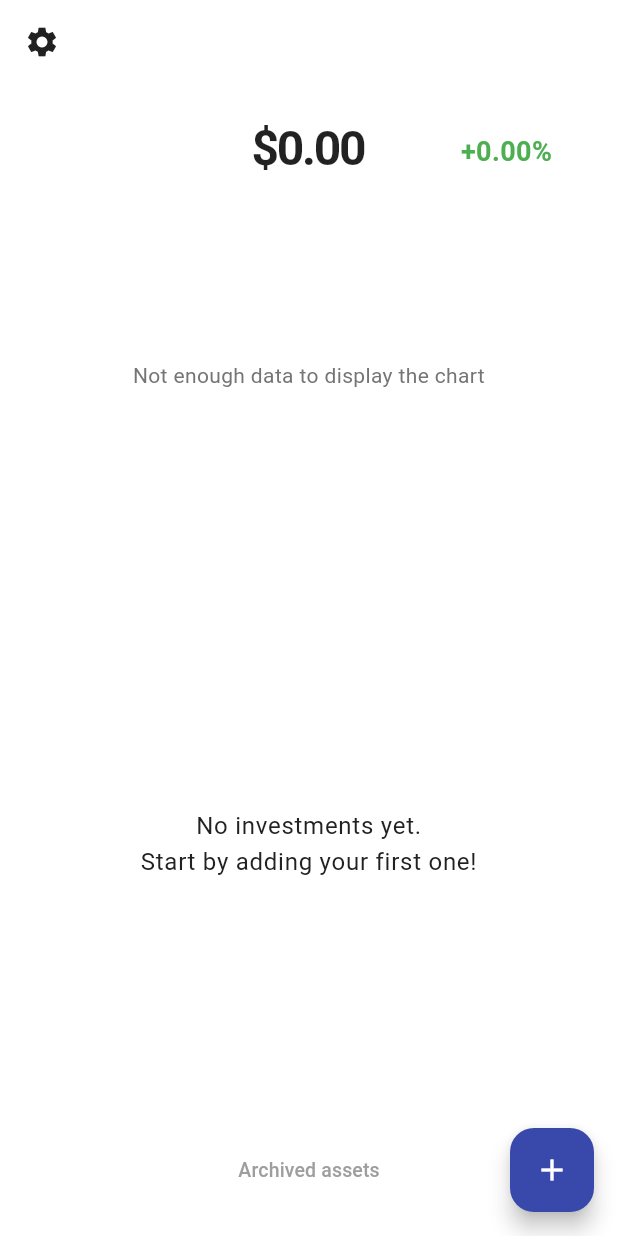
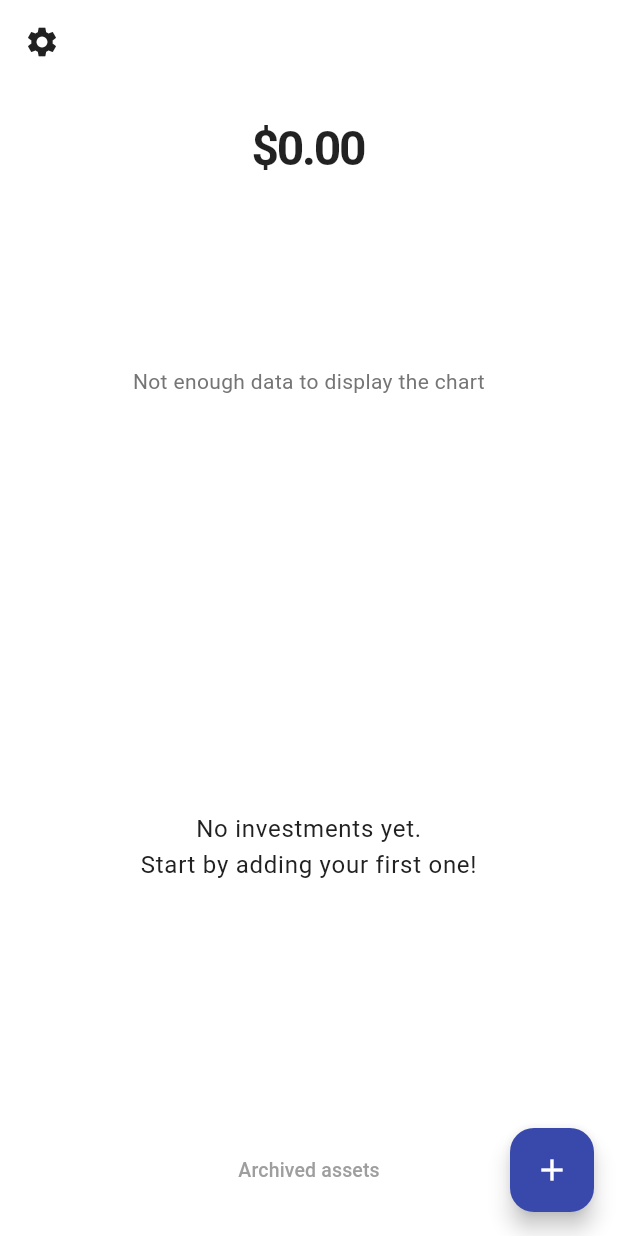
Before and after one commit to GoldLettuce/Lumina, a Flutter app: the screen it shows after launch, on a phone screen of 412 x 824 dp. Run offline on Flutter 3.47's test engine with Material 3 defaults, Android fonts, the phone set to English and light mode, and no system bars; our stand-ins replace fl_chart, hive, hive_flutter, permission_handler, shared_preferences; accounts and stored records are empty; network calls fail.

Commit message:
refactor de pintado de valor actual y % de ganancia

```diff
--- a/lib/ui/screens/portfolio_screen.dart
+++ b/lib/ui/screens/portfolio_screen.dart
@@ -1,5 +1,6 @@
 // lib/ui/screens/portfolio_screen.dart
 
+import 'dart:ui' as ui;
 import 'package:flutter/material.dart';
 import 'package:provider/provider.dart';
 import 'package:intl/intl.dart';
@@ -66,20 +67,72 @@ class PortfolioSummaryMinimal extends StatelessWidget {
     return Column(
       mainAxisSize: MainAxisSize.min,
       children: [
-        SizedBox(
-          height: 42,
-          width: double.infinity,
-          child: Stack(
-            alignment: Alignment.center,
-            children: [
-              Text(valorText, style: valorStyle),
-              Positioned(
-                right: 24,
-                bottom: 4,
-                child: Text(percentText, style: percentStyle),
-              ),
-            ],
-          ),
+        LayoutBuilder(
+          builder: (context, constraints) {
+            // -------- 1) Medimos los textos --------
+            final valuePainter = TextPainter(
+              text: TextSpan(text: valorText, style: valorStyle),
+              textDirection: ui.TextDirection.ltr,
+            )..layout(maxWidth: constraints.maxWidth);
+
+            final hasPct = percentText != null && percentText != '+0.00%';
+
+            final pctPainter = hasPct
+                ? (TextPainter(
+                    text: TextSpan(text: percentText, style: percentStyle),
+                    textDirection: ui.TextDirection.ltr,
+                  )..layout())
+                : null;
+
+            const gap = 12.0; // separación mínima entre valor y %
+            final comboWidth = hasPct
+                ? valuePainter.width + gap + pctPainter!.width
+                : valuePainter.width;
+
+            final fitsHorizontally = hasPct
+                ? comboWidth < constraints.maxWidth * 0.98   // un 2 % de margen
+                : true;
+
+            // -------- 2) Seleccionamos layout --------
+            if (fitsHorizontally) {
+              // ✅ DISPOSICIÓN HORIZONTAL (valor + % en una línea)
+              return Center(
+                child: Row(
+                  mainAxisSize: MainAxisSize.min,                    // ancho justo
+                  crossAxisAlignment: CrossAxisAlignment.baseline,
+                  textBaseline: TextBaseline.alphabetic,
+                  children: [
+                    Text(
+                      valorText,
+                      style: valorStyle,
+                      overflow: TextOverflow.ellipsis,
+                    ),
+                    if (hasPct) ...[
+                      const SizedBox(width: gap),
+                      Text(percentText!, style: percentStyle),
+                    ],
+                  ],
+                ),
+              );
+            } else {
+              // ✅ DISPOSICIÓN VERTICAL (valor arriba, % debajo)
+              return Column(
+                mainAxisSize: MainAxisSize.min,
+                children: [
+                  Text(
+                    valorText,
+                    style: valorStyle,
+                    overflow: TextOverflow.ellipsis,
+                    textAlign: TextAlign.center,
+                  ),
+                  if (hasPct) ...[
+                    const SizedBox(height: 4),
+                    Text(percentText!, style: percentStyle),
+                  ],
+                ],
+              );
+            }
+          },
         ),
         const SizedBox(height: 4),
         Opacity(
```
